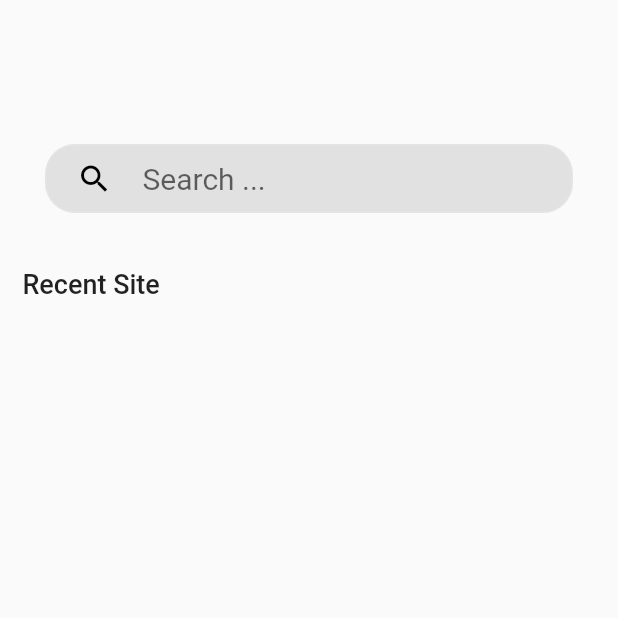
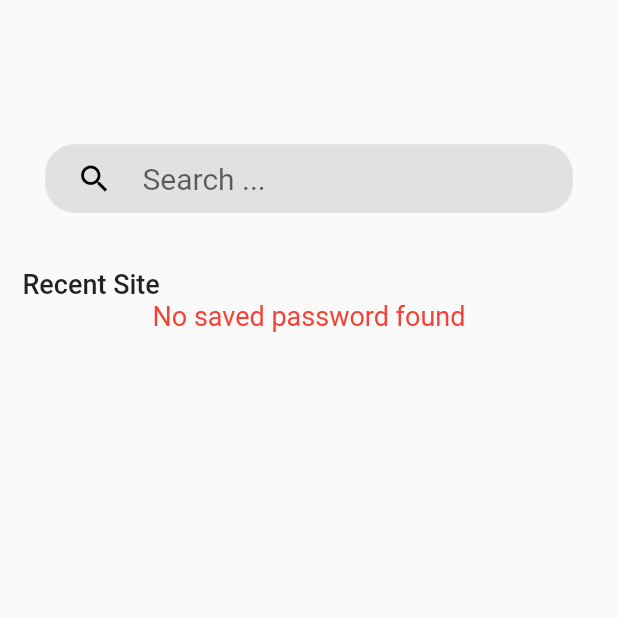
Before and after one commit to Iamsdt/password_manager, a Flutter app: the HomePageUI screen opened directly, on a phone screen of 412 x 824 dp, the top half of it. Run offline on Flutter 3.47's test engine with Material 2 defaults, Android fonts, the phone set to English and light mode, and no system bars; our stand-ins replace cloud_firestore, firebase_auth, firebase_core, flutter_dotenv, flutter_svg, font_awesome_flutter and 6 more; missing offline and left inert: credit_card, encrypt, flutter_fimber; accounts and stored records are empty; statements that could not run were skipped.

Commit message:
Fixed known issues

```diff
--- a/lib/controller/auth/check_master_pass_controller.dart
+++ b/lib/controller/auth/check_master_pass_controller.dart
@@ -31,6 +31,7 @@ class CheckMasterPassController extends GetxController {
     Fimber.i("Current password $current");
     var old = res.data()['psssword'];
     if (old == current) {
+      passController.text = "";
       Get.offAll(BottomNavUI());
     } else {
       SnackBarHelper.showError("Password did not match, please try again!");
--- a/lib/controller/home/home_controller.dart
+++ b/lib/controller/home/home_controller.dart
@@ -1,4 +1,4 @@
-import 'package:get/state_manager.dart';
+import 'package:get/get.dart';
 import 'package:injectable/injectable.dart';
 import 'package:password_manager/controller/DataStatus.dart';
 import 'package:password_manager/db/model/password_model.dart';
@@ -6,6 +6,9 @@ import 'package:password_manager/db/store.dart';
 
 @lazySingleton
 class HomeController extends GetxController {
+
+  static HomeController get to => Get.find();
+
   Store _store;
 
   HomeController(this._store);
--- a/lib/ui/auth/check_master_password.dart
+++ b/lib/ui/auth/check_master_password.dart
@@ -5,7 +5,6 @@ import 'package:get/get.dart';
 import 'package:password_manager/controller/auth/check_master_pass_controller.dart';
 import 'package:password_manager/di/config_inject.dart';
 import 'package:password_manager/ui/auth/recover/recover_master_pass.dart';
-import 'package:password_manager/ui/auth/recover/recover_password.dart';
 import 'package:password_manager/ui/shared/auth_helper_ui.dart';
 
 class CheckMasterPassUI extends StatelessWidget {
--- a/lib/ui/auth/security_question.dart
+++ b/lib/ui/auth/security_question.dart
@@ -86,6 +86,7 @@ class SecurityQuestionUI extends StatelessWidget {
       (data) => Material(
         borderRadius: BorderRadius.circular(30.0),
         elevation: 5,
+        color: Get.isDarkMode ? Colors.white30 : Colors.white,
         child: TextFormField(
           controller: editingController,
           cursorColor: Colors.blue[200],
--- a/lib/ui/main/categories/categories_ui.dart
+++ b/lib/ui/main/categories/categories_ui.dart
@@ -112,6 +112,12 @@ class CategoriesUI extends StatelessWidget {
   }
 
   Widget showLoadedData(List<CategoriesModel> data) {
+    if (data.isEmpty) {
+      return CommonUI.showFailed(
+        "No Category found",
+      );
+    }
+
     return Container(
       child: ListView.builder(
         shrinkWrap: true,
--- a/lib/ui/main/main_ui/main_ui.dart
+++ b/lib/ui/main/main_ui/main_ui.dart
@@ -94,6 +94,12 @@ class HomePageUI extends StatelessWidget {
   }
 
   Widget showLoadedData(List<PasswordModel> data) {
+    if (data.isEmpty) {
+      return CommonUI.showFailed(
+        "No saved password found",
+      );
+    }
+
     return Container(
       child: ListView.builder(
         shrinkWrap: true,
```
Also changed, not shown: lib/controller/app_controller.dart (+8 -3 lines), lib/utils/utils.dart (+29 -0 lines), 1 other file.
